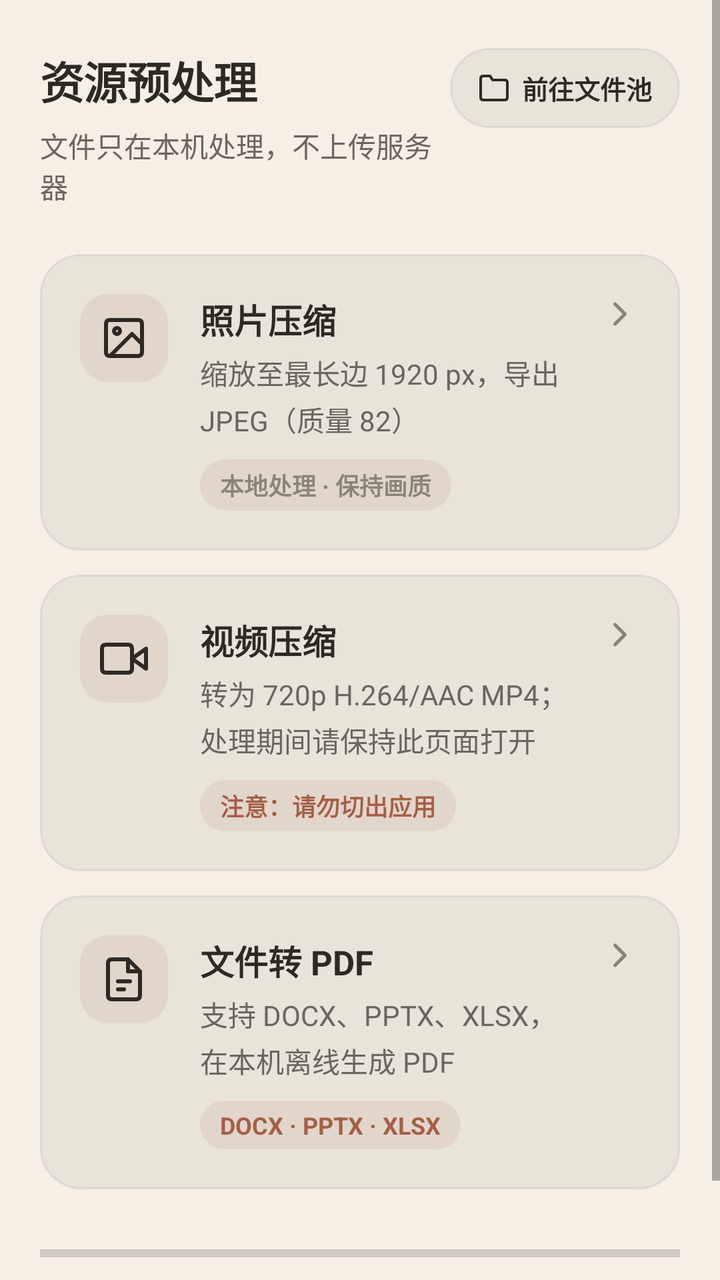
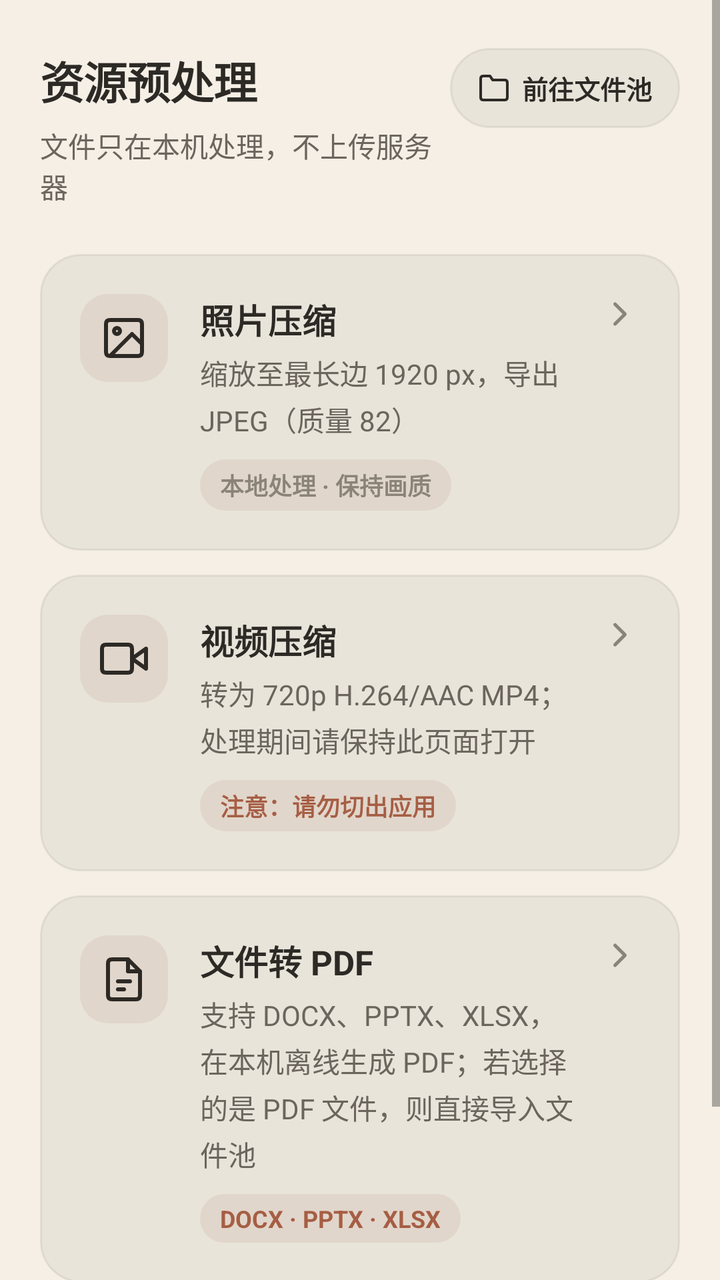

An Android layout rendered at two revisions. The XML below is the earlier revision; the diff shows what the commit changed to produce the second picture.
<!-- AndroidManifest.xml: application theme Theme.MatchShell -->
<!-- res/layout/activity_preprocess.xml -->
<?xml version="1.0" encoding="utf-8"?>
<ScrollView xmlns:android="http://schemas.android.com/apk/res/android"
    android:layout_width="match_parent"
    android:layout_height="match_parent"
    android:background="@color/ic_launcher_background"
    android:fillViewport="true">

    <LinearLayout
        android:layout_width="match_parent"
        android:layout_height="wrap_content"
        android:orientation="vertical"
        android:paddingStart="20dp"
        android:paddingTop="24dp"
        android:paddingEnd="20dp"
        android:paddingBottom="24dp">

        <LinearLayout
            android:layout_width="match_parent"
            android:layout_height="wrap_content"
            android:gravity="top"
            android:orientation="horizontal"
            android:paddingBottom="4dp">

            <LinearLayout
                android:layout_width="0dp"
                android:layout_height="wrap_content"
                android:layout_weight="1"
                android:orientation="vertical">

                <TextView
                    android:layout_width="wrap_content"
                    android:layout_height="wrap_content"
                    android:fontFamily="sans-serif"
                    android:letterSpacing="-0.015"
                    android:text="@string/preprocess_title"
                    android:textColor="@color/text_primary"
                    android:textSize="22sp"
                    android:textStyle="bold" />

                <TextView
                    android:layout_width="wrap_content"
                    android:layout_height="wrap_content"
                    android:layout_marginTop="6dp"
                    android:text="@string/preprocess_subtitle"
                    android:textColor="@color/text_secondary"
                    android:textSize="14sp" />
            </LinearLayout>

            <LinearLayout
                android:id="@+id/file_pool_button"
                style="@style/PillButton"
                android:elevation="2dp"
                android:orientation="horizontal">

                <ImageView
                    android:layout_width="16dp"
                    android:layout_height="16dp"
                    android:contentDescription="@null"
                    android:src="@drawable/ic_folder_outline" />

                <TextView
                    android:layout_width="wrap_content"
                    android:layout_height="wrap_content"
                    android:layout_marginStart="6dp"
                    android:text="@string/file_pool_go"
                    android:textColor="@color/text_primary"
                    android:textSize="13sp"
                    android:textStyle="bold" />
            </LinearLayout>
        </LinearLayout>

        <LinearLayout
            android:id="@+id/photo_card"
            style="@style/ModuleCard"
            android:layout_marginTop="20dp">

            <ImageView
                style="@style/ModuleIcon"
                android:src="@drawable/ic_photo_outline" />

            <LinearLayout style="@style/ModuleBody">

                <TextView
                    style="@style/ModuleTitle"
                    android:text="@string/photo_compress" />

                <TextView
                    style="@style/ModuleDescription"
                    android:text="@string/photo_compress_hint" />

                <TextView
                    style="@style/ModuleMetaMuted"
                    android:text="@string/photo_compress_meta" />
            </LinearLayout>

            <ImageView style="@style/ModuleArrow" />
        </LinearLayout>

        <LinearLayout
            android:id="@+id/video_card"
            style="@style/ModuleCard"
            android:layout_marginTop="12dp">

            <ImageView
                style="@style/ModuleIcon"
                android:src="@drawable/ic_video_outline" />

            <LinearLayout style="@style/ModuleBody">

                <TextView
                    style="@style/ModuleTitle"
                    android:text="@string/video_compress" />

                <TextView
                    style="@style/ModuleDescription"
                    android:text="@string/video_compress_hint" />

                <TextView
                    style="@style/ModuleMeta"
                    android:text="@string/video_compress_meta" />
            </LinearLayout>

            <ImageView style="@style/ModuleArrow" />
        </LinearLayout>

        <LinearLayout
            android:id="@+id/pdf_card"
            style="@style/ModuleCard"
            android:layout_marginTop="12dp">

            <ImageView
                style="@style/ModuleIcon"
                android:src="@drawable/ic_document_outline" />

            <LinearLayout style="@style/ModuleBody">

                <TextView
                    style="@style/ModuleTitle"
                    android:text="@string/office_convert" />

                <TextView
                    style="@style/ModuleDescription"
                    android:text="@string/office_convert_hint" />

                <TextView
                    style="@style/ModuleMeta"
                    android:text="@string/office_convert_meta" />
            </LinearLayout>

            <ImageView style="@style/ModuleArrow" />
        </LinearLayout>

        <ProgressBar
            android:id="@+id/progress_bar"
            style="?android:attr/progressBarStyleHorizontal"
            android:layout_width="match_parent"
            android:layout_height="wrap_content"
            android:layout_marginTop="24dp"
            android:max="100"
            android:progressTint="@color/brand" />

        <TextView
            android:id="@+id/status_text"
            android:layout_width="match_parent"
            android:layout_height="wrap_content"
            android:layout_marginTop="16dp"
            android:gravity="center"
            android:textColor="@color/text_secondary"
            android:textSize="14sp" />

        <Button
            android:id="@+id/cancel_button"
            style="@style/ActionButtonSecondary"
            android:layout_width="match_parent"
            android:layout_height="wrap_content"
            android:layout_marginTop="12dp"
            android:text="@string/cancel_processing"
            android:visibility="gone" />

    </LinearLayout>
</ScrollView>
<!-- resources referenced by this layout -->
<resources>
  <color name="brand">#A65E44</color>
  <color name="ic_launcher_background">#F5EFE6</color>
  <color name="text_primary">#2D2A26</color>
  <color name="text_secondary">#6B655D</color>
  <string name="cancel_processing">取消处理</string>
  <string name="file_pool_go">前往文件池</string>
  <string name="office_convert">文件转 PDF</string>
  <string name="office_convert_hint">支持 DOCX、PPTX、XLSX，在本机离线生成 PDF</string>
  <string name="office_convert_meta">DOCX · PPTX · XLSX</string>
  <string name="photo_compress">照片压缩</string>
  <string name="photo_compress_hint">缩放至最长边 1920 px，导出 JPEG（质量 82）</string>
  <string name="photo_compress_meta">本地处理 · 保持画质</string>
  <string name="preprocess_subtitle">文件只在本机处理，不上传服务器</string>
  <string name="preprocess_title">资源预处理</string>
  <string name="video_compress">视频压缩</string>
  <string name="video_compress_hint">转为 720p H.264/AAC MP4；处理期间请保持此页面打开</string>
  <string name="video_compress_meta">注意：请勿切出应用</string>
  <style name="ModuleArrow"><item name="android:layout_width">20dp</item><item name="android:layout_height">20dp</item><item name="android:layout_marginStart">8dp</item><item name="android:contentDescription">@null</item><item name="android:src">@drawable/ic_chevron_right</item></style>
  <style name="ModuleBody">
          <item name="android:layout_width">0dp</item><item name="android:layout_height">wrap_content</item><item name="android:layout_marginStart">16dp</item><item name="android:layout_weight">1</item><item name="android:orientation">vertical</item>
      </style>
  <style name="ModuleDescription"><item name="android:layout_width">match_parent</item><item name="android:layout_height">wrap_content</item><item name="android:layout_marginTop">4dp</item><item name="android:lineSpacingExtra">3dp</item><item name="android:textColor">@color/text_secondary</item><item name="android:textSize">14sp</item></style>
  <style name="ModuleIcon">
          <item name="android:layout_width">44dp</item><item name="android:layout_height">44dp</item><item name="android:background">@drawable/module_icon_background</item><item name="android:contentDescription">@null</item><item name="android:padding">10dp</item>
      </style>
  <style name="ModuleMetaMuted" parent="ModuleMeta"><item name="android:textColor">@color/text_tertiary</item></style>
  <style name="ModuleTitle"><item name="android:layout_width">wrap_content</item><item name="android:layout_height">wrap_content</item><item name="android:textColor">@color/text_primary</item><item name="android:textSize">17sp</item><item name="android:textStyle">bold</item></style>
  <!-- drawable ic_chevron_right (drawable) -->
  <vector xmlns:android="http://schemas.android.com/apk/res/android" android:width="24dp" android:height="24dp" android:viewportWidth="24" android:viewportHeight="24"><path android:fillColor="@android:color/transparent" android:strokeColor="@color/text_tertiary" android:strokeWidth="2" android:strokeLineCap="round" android:strokeLineJoin="round" android:pathData="M9,18L15,12L9,6" /></vector>
  <!-- drawable module_icon_background (drawable) -->
  <?xml version="1.0" encoding="utf-8"?>
  <shape xmlns:android="http://schemas.android.com/apk/res/android" android:shape="rectangle">
      <solid android:color="@color/brand_10" />
      <corners android:radius="14dp" />
  </shape>
  <!-- drawable meta_pill_background (drawable) -->
  <?xml version="1.0" encoding="utf-8"?>
  <shape xmlns:android="http://schemas.android.com/apk/res/android" android:shape="rectangle">
      <solid android:color="@color/brand_10" />
      <corners android:radius="999dp" />
  </shape>
  <color name="text_tertiary">#8A837A</color>
  <color name="card_pressed">#DDD9CF</color>
  <color name="card_background">#E8E4DA</color>
  <color name="brand_10">#1AA65E44</color>
</resources>

<!-- the commit's change to res/layout/activity_preprocess.xml (unified diff, before → after) -->
@@ -6,6 +6,7 @@
     android:fillViewport="true">
 
     <LinearLayout
+        android:id="@+id/preprocess_root"
         android:layout_width="match_parent"
         android:layout_height="wrap_content"
         android:orientation="vertical"
<!-- resource entries referenced after the edit -->
@@ -7,7 +7,7 @@
   <string name="cancel_processing">取消处理</string>
   <string name="file_pool_go">前往文件池</string>
   <string name="office_convert">文件转 PDF</string>
-  <string name="office_convert_hint">支持 DOCX、PPTX、XLSX，在本机离线生成 PDF</string>
+  <string name="office_convert_hint">支持 DOCX、PPTX、XLSX，在本机离线生成 PDF；若选择的是 PDF 文件，则直接导入文件池</string>
   <string name="office_convert_meta">DOCX · PPTX · XLSX</string>
   <string name="photo_compress">照片压缩</string>
   <string name="photo_compress_hint">缩放至最长边 1920 px，导出 JPEG（质量 82）</string>
